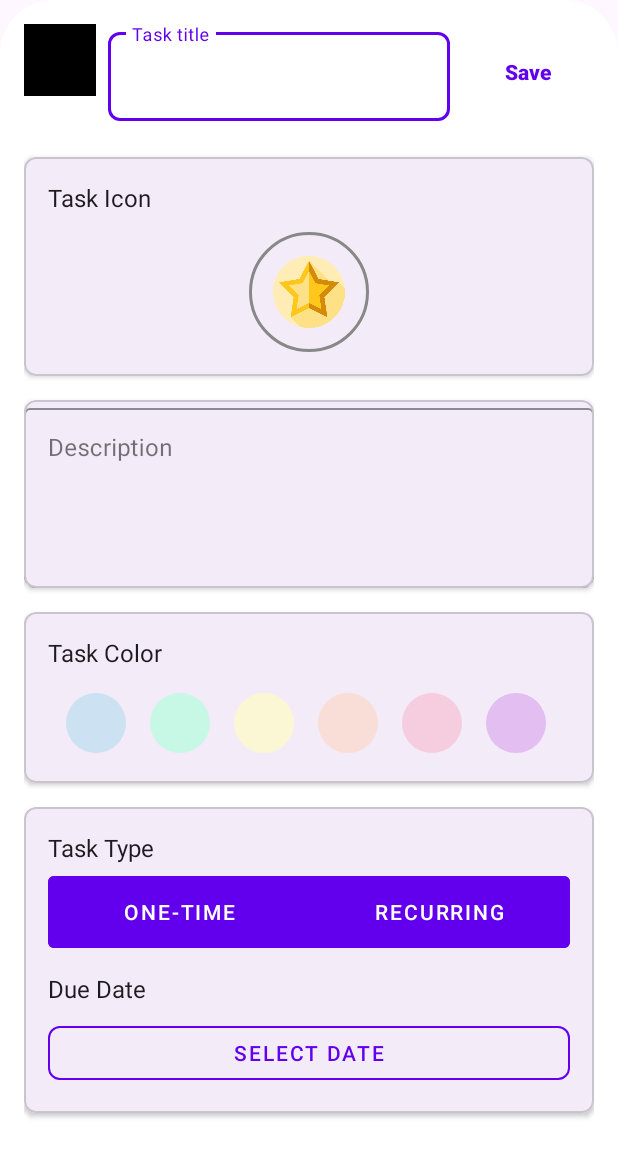
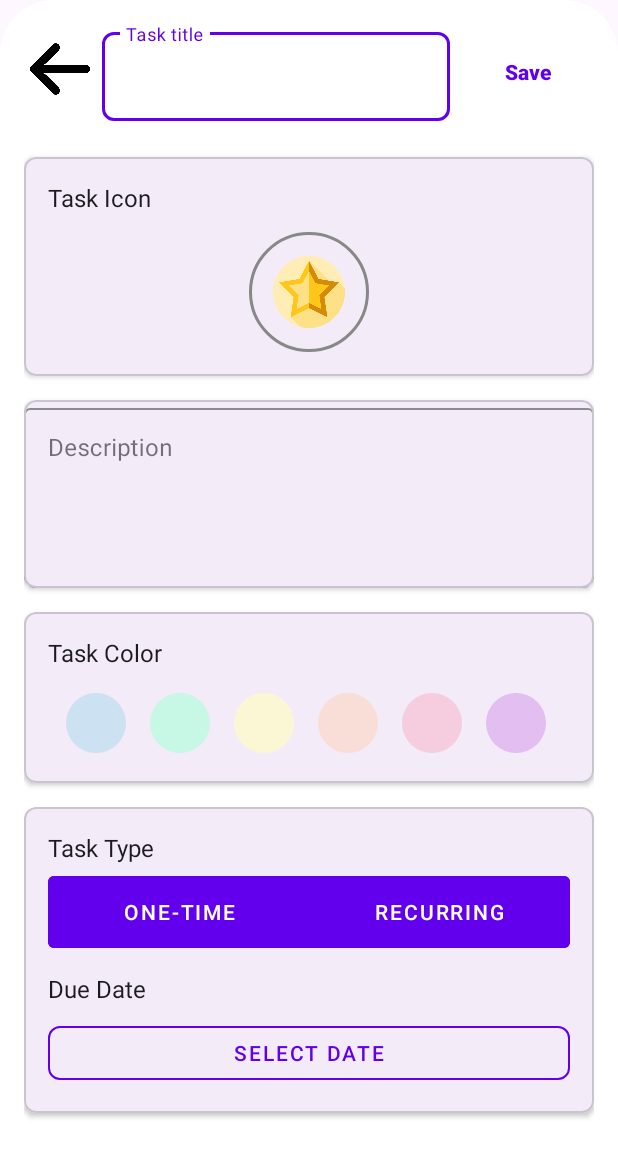
Before and after one commit to Yana7153/DreamPlan2, an Android app: the fragment AddTaskFragment shown on its own in the app's theme, on a phone screen of 412 x 824 dp. Shown: the top 1157 px of the screen. Run offline under Robolectric (Android 15) with nearby library versions, the phone set to English and light mode, and no system bars.

Commit message:
Some minimal changes

```diff
--- a/app/src/main/res/layout/fragment_add_task.xml
+++ b/app/src/main/res/layout/fragment_add_task.xml
@@ -20,15 +20,19 @@
             android:layout_height="wrap_content"
             android:layout_marginBottom="24dp">
 
+            <!-- Scale the image to fit -->
+
             <ImageButton
                 android:id="@+id/btn_back"
-                android:layout_width="48dp"
-                android:layout_height="48dp"
-                android:src="@drawable/arrow"
+                android:layout_width="40dp"
+                android:layout_height="40dp"
+                android:layout_alignParentStart="true"
+                android:layout_marginTop="10dp"
+                android:layout_marginStart="4dp"
                 android:background="?attr/selectableItemBackgroundBorderless"
-                android:layout_alignParentStart="true"
                 android:contentDescription="Back"
-                android:padding="12dp"/>
+                android:scaleType="centerInside"
+                android:src="@drawable/arrow" />
 
             <Button
                 android:id="@+id/btn_save"
@@ -61,6 +65,7 @@
                     android:textSize="18sp"/>
             </com.google.android.material.textfield.TextInputLayout>
         </RelativeLayout>
+
 
         <!-- Icon Selection Card -->
         <com.google.android.material.card.MaterialCardView
```
